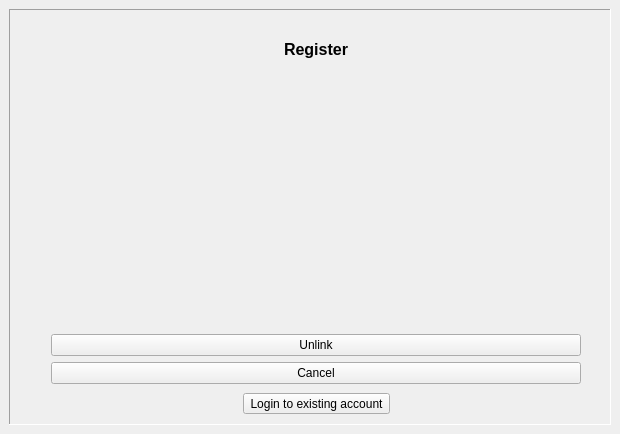
pcloudcom/psyncgui, file registerwindow.ui: the form before one commit.
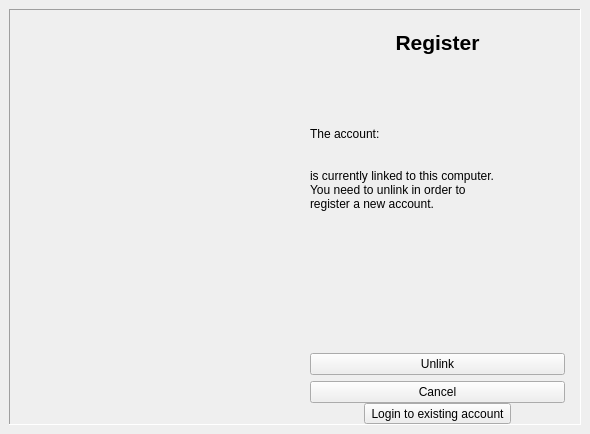
The form after the commit. The open tabs and pages were chosen to show the change. Icons and pictures are not drawn.

The edit to the form file:
```diff
--- a/registerwindow.ui
+++ b/registerwindow.ui
@@ -6,15 +6,21 @@
    <rect>
     <x>0</x>
     <y>0</y>
-    <width>620</width>
+    <width>590</width>
     <height>434</height>
    </rect>
   </property>
+  <property name="maximumSize">
+   <size>
+    <width>590</width>
+    <height>434</height>
+   </size>
+  </property>
   <property name="windowTitle">
    <string>pCloud</string>
   </property>
   <widget class="QWidget" name="centralwidget">
-   <layout class="QHBoxLayout" name="horizontalLayout_7">
+   <layout class="QVBoxLayout" name="verticalLayout_10">
     <property name="spacing">
      <number>0</number>
     </property>
@@ -34,7 +40,7 @@
         <number>0</number>
        </property>
        <item>
-        <layout class="QHBoxLayout" name="horizontalLayout_5">
+        <layout class="QHBoxLayout" name="horizontalLayout_5" stretch="1,1">
          <property name="spacing">
           <number>0</number>
          </property>
@@ -54,16 +60,16 @@
             <number>0</number>
            </property>
            <property name="leftMargin">
-            <number>25</number>
+            <number>15</number>
            </property>
            <property name="topMargin">
-            <number>30</number>
-           </property>
-           <property name="rightMargin">
             <number>20</number>
            </property>
+           <property name="rightMargin">
+            <number>15</number>
+           </property>
            <property name="bottomMargin">
-            <number>10</number>
+            <number>0</number>
            </property>
            <item>
             <widget class="QLabel" name="label_5">
@@ -73,7 +79,7 @@
               </font>
              </property>
              <property name="text">
-              <string>&lt;html&gt;&lt;head/&gt;&lt;body&gt;&lt;p&gt;&lt;span style=&quot; font-weight:600;&quot;&gt;Register&lt;/span&gt;&lt;/p&gt;&lt;/body&gt;&lt;/html&gt;</string>
+              <string>&lt;html&gt;&lt;head/&gt;&lt;body&gt;&lt;p&gt;&lt;span style=&quot; font-size:16pt; font-weight:600;&quot;&gt;Register&lt;/span&gt;&lt;/p&gt;&lt;/body&gt;&lt;/html&gt;</string>
              </property>
              <property name="alignment">
               <set>Qt::AlignCenter</set>
@@ -96,12 +102,18 @@
            <item>
             <widget class="QStackedWidget" name="stackedWidget">
              <property name="currentIndex">
-              <number>0</number>
+              <number>1</number>
              </property>
              <widget class="QWidget" name="page_reg">
-              <layout class="QVBoxLayout" name="verticalLayout_4">
+              <layout class="QVBoxLayout" name="verticalLayout_8">
+               <property name="margin">
+                <number>0</number>
+               </property>
                <item>
-                <layout class="QVBoxLayout" name="verticalLayout_3">
+                <layout class="QVBoxLayout" name="verticalLayout_7">
+                 <property name="spacing">
+                  <number>12</number>
+                 </property>
                  <item>
                   <layout class="QVBoxLayout" name="verticalLayout_2">
                    <item>
@@ -114,6 +126,10 @@
                    <item>
                     <widget class="QLineEdit" name="email"/>
                    </item>
+                  </layout>
+                 </item>
+                 <item>
+                  <layout class="QVBoxLayout" name="verticalLayout_3">
                    <item>
                     <widget class="QLabel" name="label_2">
                      <property name="text">
@@ -128,6 +144,10 @@
                      </property>
                     </widget>
                    </item>
+                  </layout>
+                 </item>
+                 <item>
+                  <layout class="QVBoxLayout" name="verticalLayout_4">
                    <item>
                     <widget class="QLabel" name="label_3">
                      <property name="text">
@@ -147,6 +167,8 @@
                    </item>
                   </layout>
                  </item>
+                </layout>
+               </item>
                  <item>
                   <layout class="QHBoxLayout" name="horizontalLayout" stretch="1,35">
                    <property name="topMargin">
@@ -211,7 +233,7 @@
                    <property name="sizeHint" stdset="0">
                     <size>
                      <width>20</width>
-                     <height>40</height>
+                   <height>28</height>
                     </size>
                    </property>
                   </spacer>
@@ -237,13 +259,24 @@
                   </layout>
                  </item>
                 </layout>
-               </item>
-              </layout>
              </widget>
              <widget class="QWidget" name="page_2">
-              <layout class="QHBoxLayout" name="horizontalLayout_4">
+              <layout class="QVBoxLayout" name="verticalLayout_9">
+               <property name="margin">
+                <number>0</number>
+               </property>
                <item>
                 <layout class="QVBoxLayout" name="verticalLayout_5">
+                 <property name="spacing">
+                  <number>0</number>
+                 </property>
+                 <item>
+                  <widget class="QLabel" name="label_6">
+                   <property name="text">
+                    <string>The account:</string>
+                   </property>
+                  </widget>
+                 </item>
                  <item>
                   <widget class="QLabel" name="label_accntinfo">
                    <property name="text">
@@ -255,6 +288,15 @@
                   </widget>
                  </item>
                  <item>
+                  <widget class="QLabel" name="label_7">
+                   <property name="text">
+                    <string>&lt;html&gt;&lt;head/&gt;&lt;body&gt;&lt;p&gt;is currently linked to this computer.&lt;br&gt;You need to unlink in order to&lt;br&gt;register a new account.&lt;/p&gt;&lt;/body&gt;&lt;/html&gt;</string>
+                   </property>
+                  </widget>
+                 </item>
+                </layout>
+               </item>
+               <item>
                   <spacer name="verticalSpacer">
                    <property name="orientation">
                     <enum>Qt::Vertical</enum>
@@ -262,7 +304,7 @@
                    <property name="sizeHint" stdset="0">
                     <size>
                      <width>20</width>
-                     <height>40</height>
+                   <height>63</height>
                     </size>
                    </property>
                   </spacer>
@@ -280,8 +322,6 @@
                     <string>Cancel</string>
                    </property>
                   </widget>
-                 </item>
-                </layout>
                </item>
               </layout>
              </widget>
```
Lines whose indentation alone changed are shown as unchanged.
